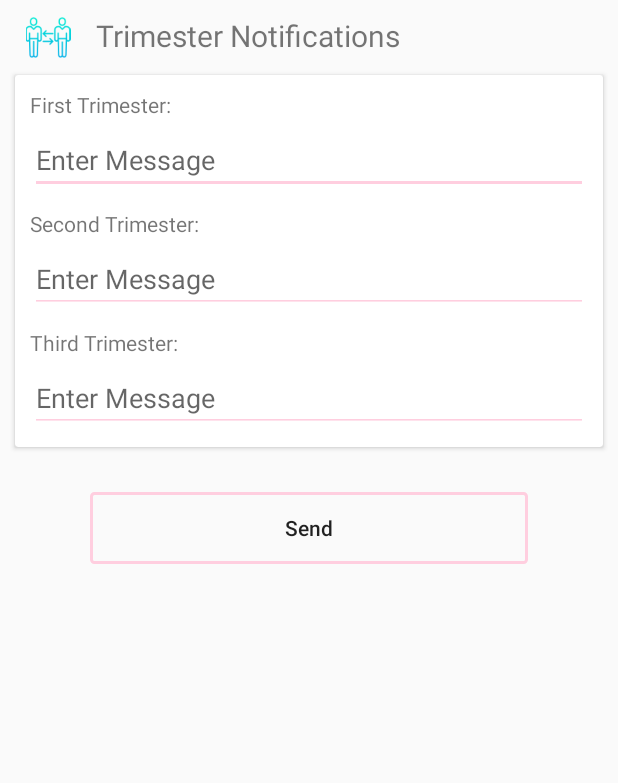
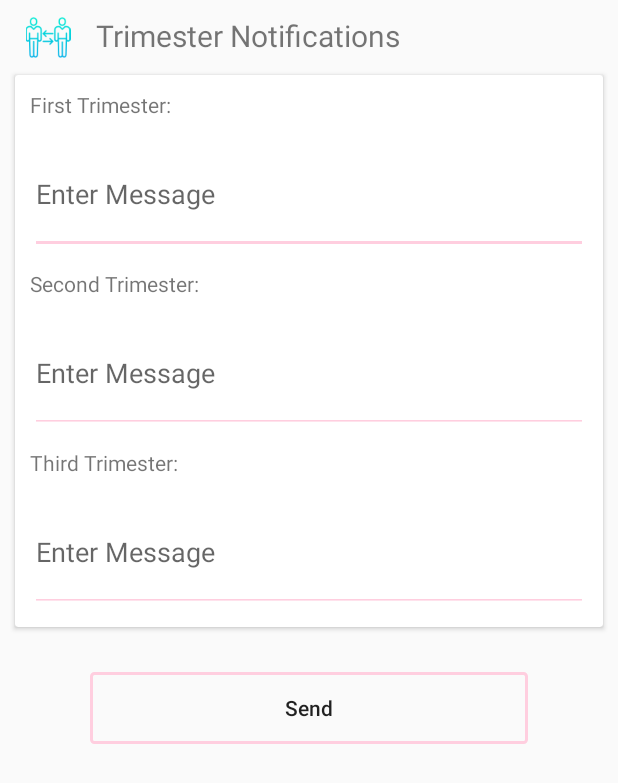
Before and after one commit to sahil12051994/swasthGarbhAndroidApp, an Android app: the layout trimester_notification.xml on its own in the app's theme, with its tools: preview values and no code run, on a phone screen of 412 x 824 dp. Shown: the top 783 px of the screen. Run offline under Robolectric (Android 15) with nearby library versions, the phone set to English and light mode, and no system bars; network calls fail.

```diff
--- a/app/build.gradle
+++ b/app/build.gradle
@@ -6,7 +6,7 @@ android {
         applicationId "com.swasthgarbh.root.swasthgarbh"
         minSdkVersion 15
         targetSdkVersion 28
-        versionCode 64
+        versionCode 67
         versionName "1.1"
         testInstrumentationRunner "android.support.test.runner.AndroidJUnitRunner"
         multiDexEnabled true
--- a/app/src/main/AndroidManifest.xml
+++ b/app/src/main/AndroidManifest.xml
@@ -27,9 +27,9 @@
         android:theme="@style/AppTheme"
         android:usesCleartextTraffic="true"
         tools:ignore="GoogleAppIndexingWarning">
-
-
-        <activity android:name=".medicine_list"
+        <activity android:name=".about_covid"></activity>
+        <activity
+            android:name=".medicine_list"
             android:label="Medicines" />
         <activity android:name=".advice_nutritional" />
         <activity android:name=".PatientSignupByDoctor" />
--- a/app/src/main/java/com/swasthgarbh/root/swasthgarbh/patient_registration.java
+++ b/app/src/main/java/com/swasthgarbh/root/swasthgarbh/patient_registration.java
@@ -160,6 +160,9 @@ public class patient_registration extends AppCompatActivity {
             startActivity(intent);
         } else if (item.getItemId() == R.id.aboutPre) {
             i = new Intent(this, AboutPreeclampsia.class);
+            startActivity(i);
+        } else if (item.getItemId() == R.id.aboutCovid) {
+            i = new Intent(this, about_covid.class);
             startActivity(i);
         }
         return super.onOptionsItemSelected(item);
--- a/app/src/main/res/layout/trimester_notification.xml
+++ b/app/src/main/res/layout/trimester_notification.xml
@@ -46,12 +46,16 @@
             <EditText
                 android:id="@+id/firstTrimMessage"
                 android:layout_width="match_parent"
-                android:layout_height="40dp"
+                android:layout_height="80dp"
                 android:layout_margin="10dp"
                 android:backgroundTint="@color/colortheme"
                 android:ems="10"
                 android:hint="Enter Message"
-                android:inputType="text|textMultiLine"/>
+                android:inputType="textMultiLine"
+                android:lines="20"
+                android:minLines="5"
+                android:scrollHorizontally="false"
+                android:scrollbars="vertical"/>
 
             <TextView
                 android:layout_width="match_parent"
@@ -62,12 +66,16 @@
             <EditText
                 android:id="@+id/secondTrimMessage"
                 android:layout_width="match_parent"
-                android:layout_height="40dp"
+                android:layout_height="80dp"
                 android:layout_margin="10dp"
                 android:backgroundTint="@color/colortheme"
                 android:ems="10"
                 android:hint="Enter Message"
-                android:inputType="text|textMultiLine"/>
+                android:inputType="textMultiLine"
+                android:lines="20"
+                android:minLines="5"
+                android:scrollHorizontally="false"
+                android:scrollbars="vertical"/>
 
             <TextView
                 android:layout_width="match_parent"
@@ -78,12 +86,16 @@
             <EditText
                 android:id="@+id/thirdTrimMessage"
                 android:layout_width="match_parent"
-                android:layout_height="40dp"
+                android:layout_height="80dp"
                 android:layout_margin="10dp"
                 android:backgroundTint="@color/colortheme"
                 android:ems="10"
                 android:hint="Enter Message"
-                android:inputType="text|textMultiLine"/>
+                android:inputType="textMultiLine"
+                android:lines="20"
+                android:minLines="5"
+                android:scrollHorizontally="false"
+                android:scrollbars="vertical"/>
 
         </LinearLayout>
 
--- a/app/src/main/res/menu/doctor_menu.xml
+++ b/app/src/main/res/menu/doctor_menu.xml
@@ -36,6 +36,11 @@
                 app:showAsAction="ifRoom"
                 android:title="Trimester Notifications" />
 
+            <item android:id="@+id/aboutCovid"
+                android:icon="@drawable/covid"
+                app:showAsAction="ifRoom"
+                android:title="COVID'19 advice" />
+
             <item android:id="@+id/action_logout"
                 android:icon="@drawable/logout"
                 app:showAsAction="ifRoom"
--- a/app/src/main/res/menu/patient_menu.xml
+++ b/app/src/main/res/menu/patient_menu.xml
@@ -32,6 +32,10 @@
                 app:showAsAction="ifRoom"
                 android:title="@string/change_doctor" />
 
+            <item android:id="@+id/aboutCovid"
+                android:icon="@drawable/covid"
+                app:showAsAction="ifRoom"
+                android:title="COVID'19 advice" />
 
             <item android:id="@+id/aboutPre"
                 android:icon="@drawable/faq"
--- a/build.gradle
+++ b/build.gradle
@@ -7,7 +7,7 @@ buildscript {
         jcenter()
     }
     dependencies {
-        classpath 'com.android.tools.build:gradle:3.6.2'
+        classpath 'com.android.tools.build:gradle:3.6.3'
         classpath 'com.google.gms:google-services:4.2.0' // google-services plugin
 
         // NOTE: Do not place your application dependencies here; they belong
```
Also changed, not shown: app/src/main/java/com/swasthgarbh/root/swasthgarbh/DoctorScreen.java (+5 -2 lines), app/src/main/java/com/swasthgarbh/root/swasthgarbh/about_covid.java (added, +42 -0 lines), app/src/main/res/layout/activity_about_covid.xml (added, +22 -0 lines), app/src/main/res/drawable/covid.png (added).
